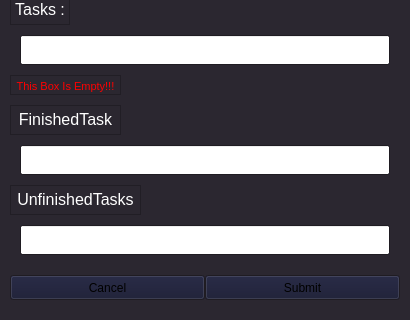
First picture: the form in Employee.ui, repository HeidariSina/Management-App, before the edit; both pictures show x 0 to 410 and y 600 to 920 of the 410 by 920 pixel window.
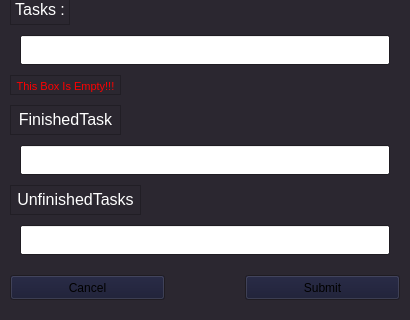
Second picture: the form after the edit.

The edit to the form file:
```diff
--- a/Employee.ui
+++ b/Employee.ui
@@ -893,9 +893,9 @@
    <widget class="QPushButton" name="SubmitpushButton">
     <property name="geometry">
      <rect>
-      <x>205</x>
+      <x>245</x>
       <y>875</y>
-      <width>195</width>
+      <width>155</width>
       <height>25</height>
      </rect>
     </property>
@@ -911,7 +911,7 @@
      <rect>
       <x>10</x>
       <y>875</y>
-      <width>195</width>
+      <width>155</width>
       <height>25</height>
      </rect>
     </property>
```
Left out of the diff: 2 changed lines with no effect on the pictures.
